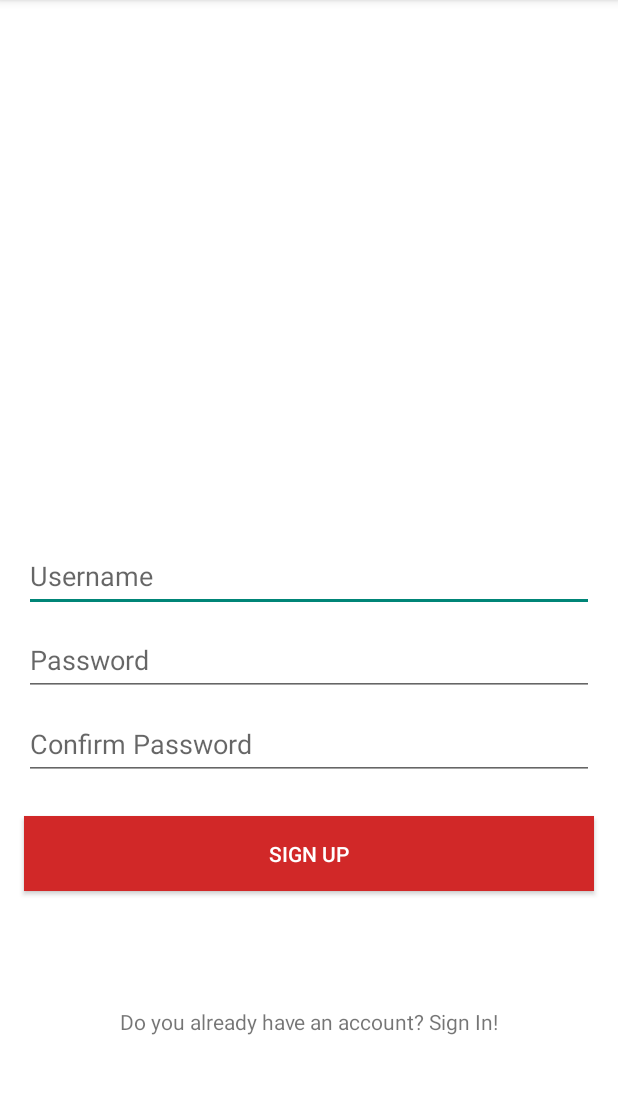
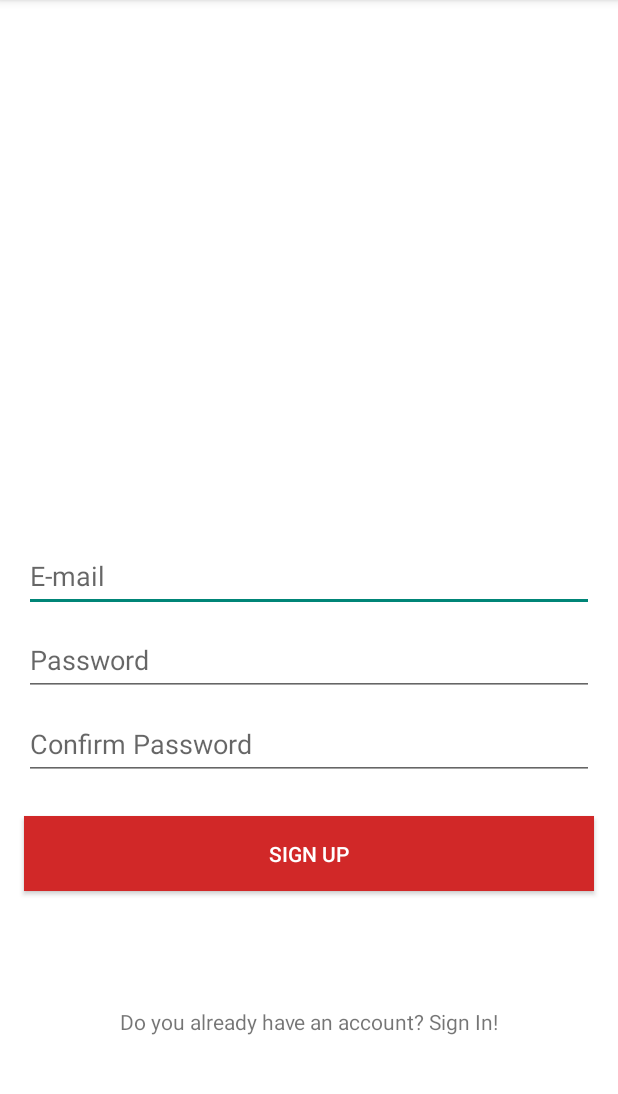
Before and after one commit to DaniloVolles/AndroidDiary, an Android app: the screen it shows after launch (SignUpActivity), on a phone screen of 412 x 824 dp, the part 84-1178 px from its top. Run offline under Robolectric (Android 15) with nearby library versions, the phone set to English and light mode, and no system bars; our stand-ins replace Firebase (no records; nobody signed in at launch, a user with empty details on screens opened directly).

Commit message:
Modified the SignUpActivity's TextView so the user knows to input their e-mail address.

```diff
--- a/app/src/main/res/layout/activity_sign_up.xml
+++ b/app/src/main/res/layout/activity_sign_up.xml
@@ -16,7 +16,7 @@
         android:layout_marginEnd="16dp"
         android:height="50dp"
         android:ems="10"
-        android:hint="Username"
+        android:hint="E-mail"
         android:inputType="textEmailAddress"
         android:minHeight="48dp"
         android:textColor="@android:color/black"
```
